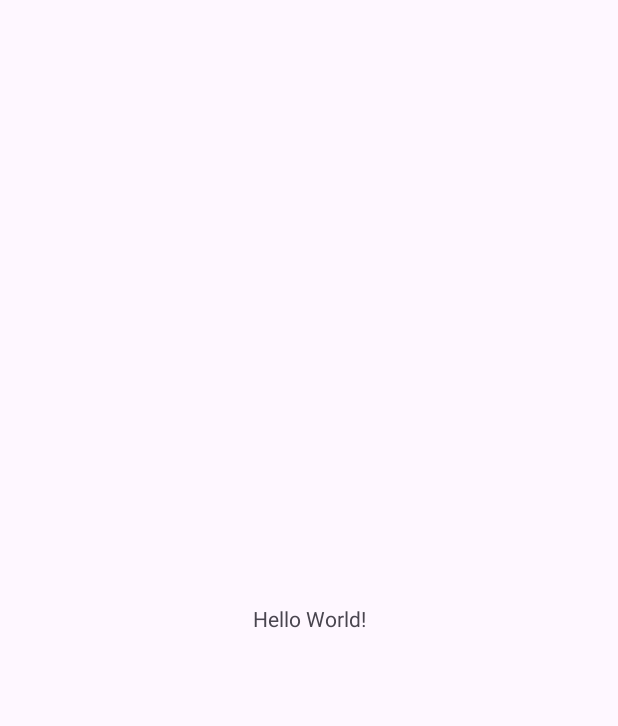
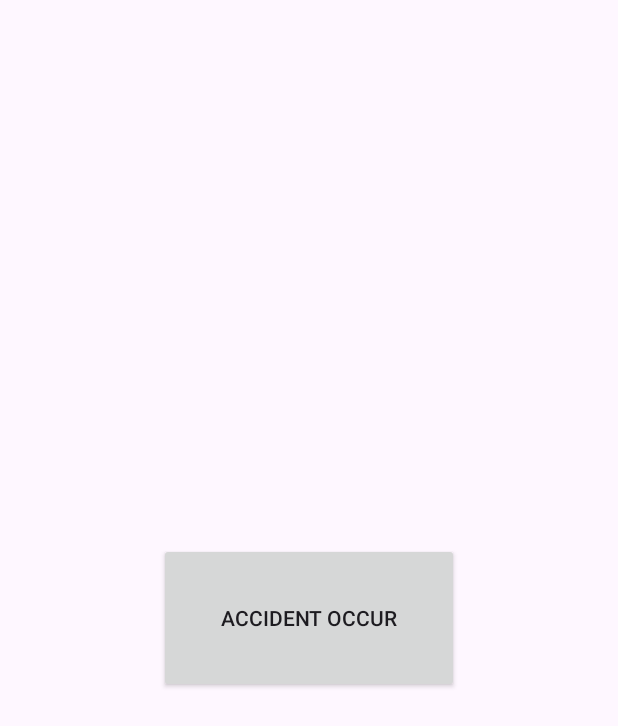
Before and after one commit to jookbooin/nongchon-tambang, an Android app: the screen it shows after launch (MainActivity before the commit, AccidentTestActivity after it), on a phone screen of 412 x 824 dp. Before the commit the part shown is almost empty. Shown: the top 726 px of the screen. Run offline under Robolectric (Android 15) with nearby library versions, the phone set to English and light mode, and no system bars.

```diff
--- /dev/null
+++ b/app/src/main/java/com/capstone/nongchown/AccidentTestActivity.kt
@@ -0,0 +1,51 @@
+package com.capstone.nongchown
+
+import android.content.Context
+import android.content.Intent
+import android.content.SharedPreferences
+import android.os.Build
+import android.os.Bundle
+import android.widget.Button
+import androidx.activity.ComponentActivity
+
+class AccidentTestActivity : ComponentActivity() {
+    private lateinit var sharedPreferences: SharedPreferences
+
+    companion object {
+        private var instance: AccidentTestActivity? = null
+
+        fun getInstance(): AccidentTestActivity {
+            return instance!!
+        }
+    }
+
+    override fun onCreate(savedInstanceState: Bundle?) {
+        super.onCreate(savedInstanceState)
+        instance = this
+        setContentView(R.layout.layout)
+
+        // 최초 한번만 포그라운드 서비스 실행
+        sharedPreferences = getSharedPreferences("isFirst", Context.MODE_PRIVATE)
+        val isFirstRun = sharedPreferences.getBoolean("isFirstRun", true)
+
+        if (isFirstRun) {
+
+            val serviceIntent = Intent(this@AccidentTestActivity, ForegroundService::class.java)
+            if (Build.VERSION.SDK_INT >= Build.VERSION_CODES.O) {
+                startForegroundService(serviceIntent)
+            } else {
+                startService(serviceIntent)
+            }
+            with(sharedPreferences.edit()) {
+                putBoolean("isFirstRun", false)
+                apply()
+            }
+        }
+
+        findViewById<Button>(R.id.button).setOnClickListener {
+            var accidentIntent = Intent(this@AccidentTestActivity, AccidentActivity::class.java)
+            startActivity(accidentIntent)
+        }
+    }
+
+}
--- /dev/null
+++ b/app/src/main/java/com/capstone/nongchown/LogoActivity.kt
@@ -0,0 +1,29 @@
+package com.capstone.nongchown
+
+import android.content.Context
+import android.content.Intent
+import android.os.Bundle
+import android.util.Log
+import androidx.activity.ComponentActivity
+
+class LogoActivity : ComponentActivity() {
+    override fun onCreate(savedInstanceState: Bundle?) {
+        super.onCreate(savedInstanceState)
+        setContentView(R.layout.title)
+        Log.d("test", "title")
+
+        val prefs = getSharedPreferences("isFirst", Context.MODE_PRIVATE)
+        prefs.edit().clear().apply()
+
+        android.os.Handler().postDelayed({
+            Log.d("test", "title2")
+            // 다른 액티비티를 실행하는 Intent 생성
+            val intent = Intent(this, AccidentTestActivity::class.java)
+            startActivity(intent)
+
+            // 현재 액티비티를 종료
+            finish()
+        }, 2000) // 5초(5000밀리초) 지연
+
+    }
+}
--- a/app/src/main/java/com/capstone/nongchown/MainActivity.kt
+++ /dev/null
@@ -1,21 +0,0 @@
-package com.capstone.nongchown
-
-import android.os.Bundle
-import androidx.activity.enableEdgeToEdge
-import androidx.appcompat.app.AppCompatActivity
-import androidx.core.view.ViewCompat
-import androidx.core.view.WindowInsetsCompat
-
-class MainActivity : AppCompatActivity() {
-    override fun onCreate(savedInstanceState: Bundle?) {
-        super.onCreate(savedInstanceState)
-        enableEdgeToEdge()
-        setContentView(R.layout.activity_main)
-        ViewCompat.setOnApplyWindowInsetsListener(findViewById(R.id.main)) { v, insets ->
-            val systemBars = insets.getInsets(WindowInsetsCompat.Type.systemBars())
-            v.setPadding(systemBars.left, systemBars.top, systemBars.right, systemBars.bottom)
-            insets
-        }
-    }
-    // 04-01 commit test ( branch )
-}
--- /dev/null
+++ b/app/src/main/res/layout/layout.xml
@@ -0,0 +1,16 @@
+<?xml version="1.0" encoding="utf-8"?>
+<LinearLayout xmlns:android="http://schemas.android.com/apk/res/android"
+    android:layout_width="match_parent"
+    android:layout_height="match_parent"
+    android:gravity="center"
+    android:orientation="vertical">
+
+    <Button
+        android:id="@+id/button"
+        android:layout_width="200dp"
+        android:layout_height="100dp"
+        android:layout_gravity="center"
+        android:text="Accident Occur" />
+
+
+</LinearLayout>
--- a/app/src/main/res/values/colors.xml
+++ b/app/src/main/res/values/colors.xml
@@ -2,4 +2,5 @@
 <resources>
     <color name="black">#FF000000</color>
     <color name="white">#FFFFFFFF</color>
+    <color name="nongchown_signiture">#5DB075</color>
 </resources>
```
Also changed, not shown: app/src/main/AndroidManifest.xml (+20 -2 lines), app/src/main/java/com/capstone/nongchown/AccidentActivity.kt (added, +82 -0 lines), app/src/main/java/com/capstone/nongchown/ForegroundService.kt (added, +170 -0 lines), app/src/main/res/layout/accident_notification.xml (added, +60 -0 lines), app/src/main/res/layout/title.xml (added, +16 -0 lines), app/src/main/res/drawable/basic_background.png (added), app/src/main/res/drawable/basic_btn.png (added).
